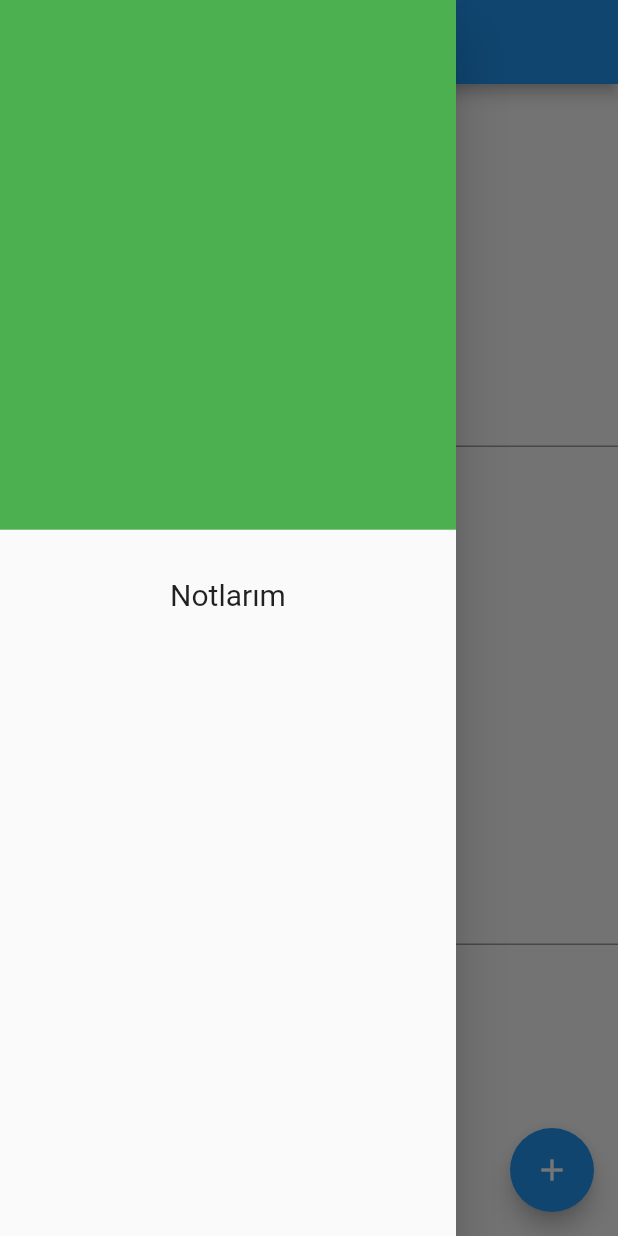
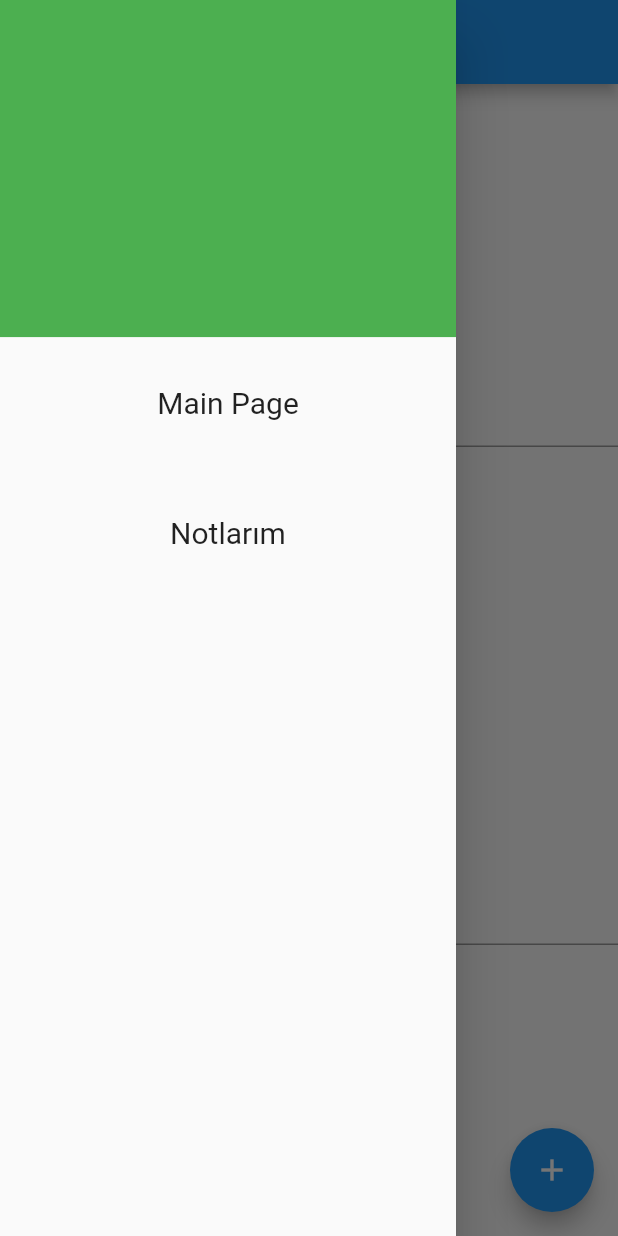
Before and after one commit to anilhyilmaz/notelist_flutter_firebase, a Flutter app: the screen it shows after launch, with the side drawer open, on a phone screen of 412 x 824 dp. Run offline on Flutter 3.47's test engine with Material 2 defaults, Android fonts, the phone set to English and light mode, and no system bars; our stand-ins replace cloud_firestore, firebase_core; accounts and stored records are empty.

```diff
--- a/lib/main.dart
+++ b/lib/main.dart
@@ -54,6 +54,9 @@ class _MyHomePageState extends State<MyHomePage> {
       CollectionReference notelistRef = FirebaseFirestore.instance.collection('notelist');
       Map<String,dynamic> noteData = {'title':val_title,'note':val_note};
       notelistRef.add(noteData);
+      _controllernote.clear();
+      _controllertitle.clear();
+      Center(child: AlertDialog(title: Text('Added Successfully'),));
       print('$val_title');
       print('$val_note');
       // notelistRef.add({'title':'$val_title'});
@@ -68,6 +71,15 @@ class _MyHomePageState extends State<MyHomePage> {
       drawer: Drawer(child: Column(
         children: [
           Flexible(flex: 3,child: Container(color: Colors.green,)),
+          Flexible(flex:4,child: Padding(
+            padding: const EdgeInsets.all(32.0),
+            child: GestureDetector(onTap: (){
+              print('Main Page tıklandı');
+              Navigator.push(
+                  context,
+                  MaterialPageRoute(builder: (context) => MyHomePage(title: 'Main Page')));
+            },child: Text('Main Page',style: TextStyle(fontSize: 20),)),
+          )),
           Flexible(flex:4,child: Padding(
             padding: const EdgeInsets.all(32.0),
             child: GestureDetector(onTap: (){
```
